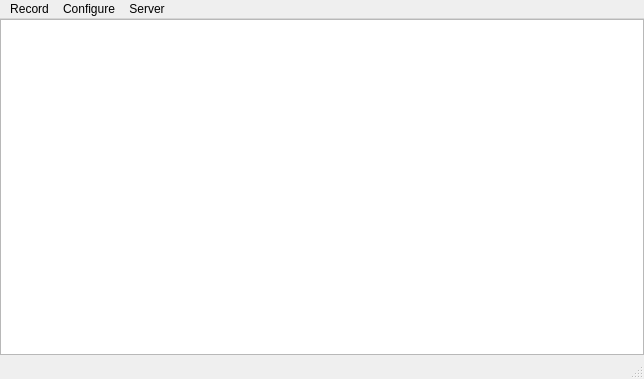
Above: mainwindow.ui from Tpimp/MissionControl before the change. Below: the same form after it.
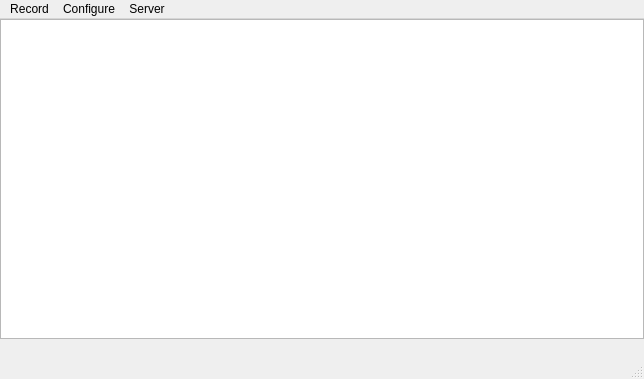
That is the form after the change.

```diff
--- a/mainwindow.ui
+++ b/mainwindow.ui
@@ -39,6 +39,16 @@
     <item>
      <widget class="QTextEdit" name="textEdit"/>
     </item>
+    <item>
+     <widget class="QLabel" name="thumbnailLabel">
+      <property name="text">
+       <string/>
+      </property>
+      <property name="alignment">
+       <set>Qt::AlignCenter</set>
+      </property>
+     </widget>
+    </item>
    </layout>
   </widget>
   <widget class="QMenuBar" name="menuBar">
```
